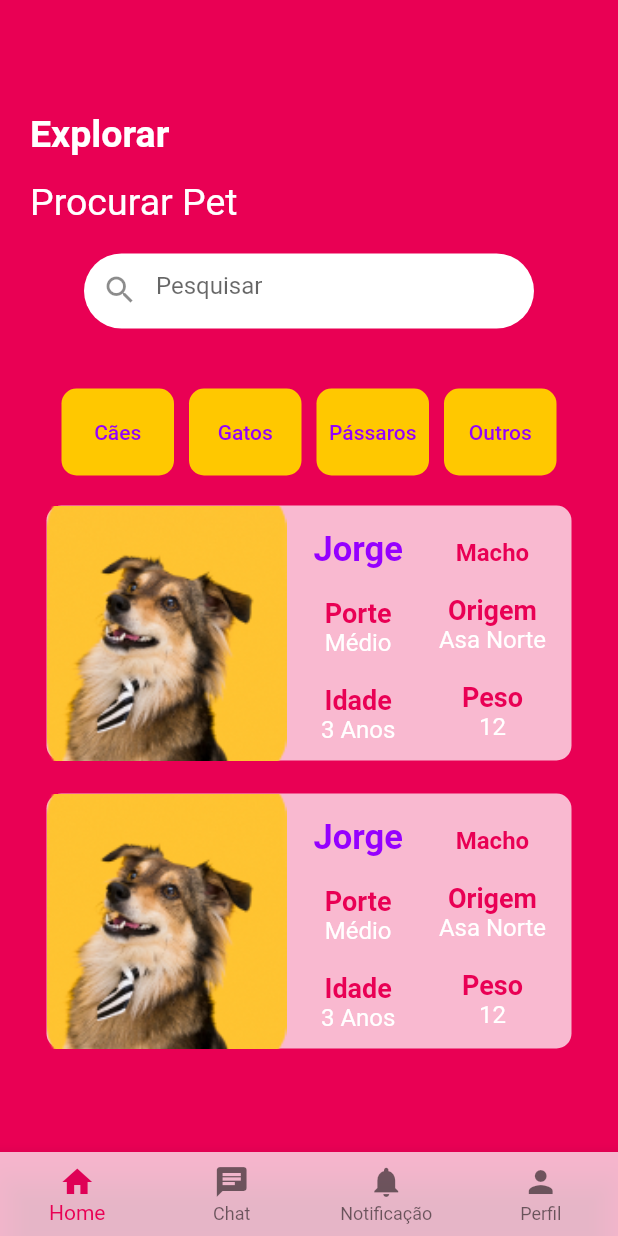
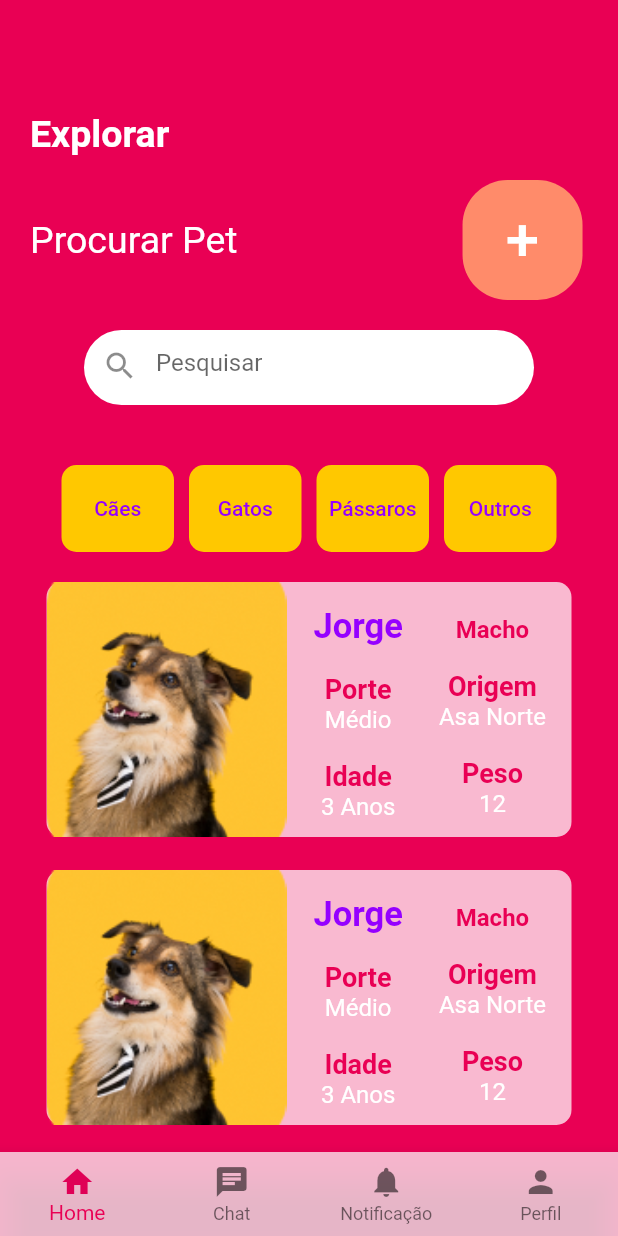
Before and after one commit to vitorekr/UnBArqDsw2022-2-2022.2_G4_IdotPet_Frontend, a Flutter app: the HomePage screen opened by its route, on a phone screen of 412 x 824 dp. Run offline on Flutter 3.47's test engine with Material 2 defaults, Android fonts, the phone set to English and light mode, and no system bars; our stand-ins replace dio, dotted_border, get; accounts and stored records are empty.

Commit message:
Adicionando botão de cadastrar pet

```diff
--- a/lib/modules/home/ui/home_page.dart
+++ b/lib/modules/home/ui/home_page.dart
@@ -32,13 +32,49 @@ class HomePage extends StatelessWidget {
           Container(
             alignment: Alignment.centerLeft,
             padding: const EdgeInsets.only(top: 16, left: 20),
-            child: const Text(
-              "Procurar Pet",
-              style: TextStyle(
-                fontSize: 25,
-                color: Colors.white,
+            child:
+            // ignore: prefer_const_literals_to_create_immutables
+            Row(children: [
+              const Text(
+                "Procurar Pet",
+                style: TextStyle(
+                  fontSize: 25,
+                  color: Colors.white,
+                ),
               ),
-            ),
+              const SizedBox(width: 150,),
+
+              Container(
+                  height: 80,
+                  width: 80,
+                  // ignore: prefer_const_constructors
+                  decoration: BoxDecoration(
+                      color: const Color.fromARGB(255,255,139,106),
+                      borderRadius: const BorderRadius.all(
+                      Radius.circular(30)
+                  )
+
+                ),
+
+                child: SizedBox.expand(
+                  child: TextButton(
+                      child:
+                        Row(
+                          mainAxisAlignment: MainAxisAlignment.center,
+                          // ignore: prefer_const_literals_to_create_immutables
+                          children: <Widget>[
+                            const Text('+',
+                              style: TextStyle(color: Colors.white,
+                              fontSize: 40,
+                              ),
+                            ),
+                          ]),
+                      onPressed: () => {},
+                ),
+              ),
+              )
+            ],)
+
           ),
           const Center(
             child: SearchField(),
```
